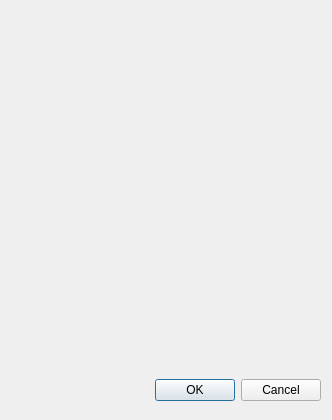
Qt form addmodeldialog.ui (moz6go/ShoesStore) before a commit.
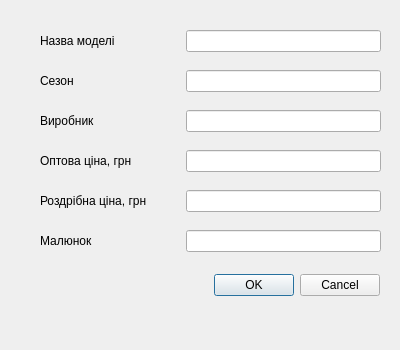
The same form after that commit.

```diff
--- a/addmodeldialog.ui
+++ b/addmodeldialog.ui
@@ -6,22 +6,46 @@
    <rect>
     <x>0</x>
     <y>0</y>
-    <width>332</width>
-    <height>420</height>
+    <width>400</width>
+    <height>350</height>
    </rect>
   </property>
+  <property name="minimumSize">
+   <size>
+    <width>400</width>
+    <height>350</height>
+   </size>
+  </property>
+  <property name="maximumSize">
+   <size>
+    <width>400</width>
+    <height>350</height>
+   </size>
+  </property>
   <property name="windowTitle">
    <string>Dialog</string>
   </property>
   <widget class="QDialogButtonBox" name="buttonBox">
    <property name="geometry">
     <rect>
-     <x>100</x>
-     <y>370</y>
-     <width>221</width>
-     <height>41</height>
+     <x>130</x>
+     <y>270</y>
+     <width>250</width>
+     <height>30</height>
     </rect>
    </property>
+   <property name="minimumSize">
+    <size>
+     <width>250</width>
+     <height>30</height>
+    </size>
+   </property>
+   <property name="maximumSize">
+    <size>
+     <width>250</width>
+     <height>30</height>
+    </size>
+   </property>
    <property name="orientation">
     <enum>Qt::Horizontal</enum>
    </property>
@@ -29,6 +53,192 @@
     <set>QDialogButtonBox::Cancel|QDialogButtonBox::Ok</set>
    </property>
   </widget>
+  <widget class="QWidget" name="layoutWidget">
+   <property name="geometry">
+    <rect>
+     <x>40</x>
+     <y>230</y>
+     <width>341</width>
+     <height>27</height>
+    </rect>
+   </property>
+   <layout class="QHBoxLayout" name="picture_layout">
+    <property name="sizeConstraint">
+     <enum>QLayout::SetMaximumSize</enum>
+    </property>
+    <item>
+     <widget class="QLabel" name="picture_le">
+      <property name="minimumSize">
+       <size>
+        <width>140</width>
+        <height>0</height>
+       </size>
+      </property>
+      <property name="text">
+       <string>Малюнок</string>
+      </property>
+     </widget>
+    </item>
+    <item>
+     <widget class="QLineEdit" name="picture_lb"/>
+    </item>
+   </layout>
+  </widget>
+  <widget class="QWidget" name="">
+   <property name="geometry">
+    <rect>
+     <x>40</x>
+     <y>110</y>
+     <width>341</width>
+     <height>27</height>
+    </rect>
+   </property>
+   <layout class="QHBoxLayout" name="brand_layout">
+    <property name="sizeConstraint">
+     <enum>QLayout::SetMaximumSize</enum>
+    </property>
+    <item>
+     <widget class="QLabel" name="brand_lb">
+      <property name="minimumSize">
+       <size>
+        <width>140</width>
+        <height>0</height>
+       </size>
+      </property>
+      <property name="text">
+       <string>Виробник</string>
+      </property>
+     </widget>
+    </item>
+    <item>
+     <widget class="QLineEdit" name="brand_le"/>
+    </item>
+   </layout>
+  </widget>
+  <widget class="QWidget" name="">
+   <property name="geometry">
+    <rect>
+     <x>40</x>
+     <y>190</y>
+     <width>341</width>
+     <height>27</height>
+    </rect>
+   </property>
+   <layout class="QHBoxLayout" name="retailpr_layout">
+    <property name="sizeConstraint">
+     <enum>QLayout::SetMaximumSize</enum>
+    </property>
+    <item>
+     <widget class="QLabel" name="retailpr_lb">
+      <property name="minimumSize">
+       <size>
+        <width>140</width>
+        <height>0</height>
+       </size>
+      </property>
+      <property name="text">
+       <string>Роздрібна ціна, грн</string>
+      </property>
+     </widget>
+    </item>
+    <item>
+     <widget class="QLineEdit" name="retailpr_le"/>
+    </item>
+   </layout>
+  </widget>
+  <widget class="QWidget" name="">
+   <property name="geometry">
+    <rect>
+     <x>40</x>
+     <y>70</y>
+     <width>341</width>
+     <height>27</height>
+    </rect>
+   </property>
+   <layout class="QHBoxLayout" name="season_layout">
+    <property name="sizeConstraint">
+     <enum>QLayout::SetMaximumSize</enum>
+    </property>
+    <item>
+     <widget class="QLabel" name="season_lb">
+      <property name="minimumSize">
+       <size>
+        <width>140</width>
+        <height>0</height>
+       </size>
+      </property>
+      <property name="text">
+       <string>Сезон</string>
+      </property>
+     </widget>
+    </item>
+    <item>
+     <widget class="QLineEdit" name="season_le"/>
+    </item>
+   </layout>
+  </widget>
+  <widget class="QWidget" name="">
+   <property name="geometry">
+    <rect>
+     <x>40</x>
+     <y>30</y>
+     <width>341</width>
+     <height>27</height>
+    </rect>
+   </property>
+   <layout class="QHBoxLayout" name="model_layout">
+    <property name="sizeConstraint">
+     <enum>QLayout::SetMaximumSize</enum>
+    </property>
+    <item>
+     <widget class="QLabel" name="model_lb">
+      <property name="minimumSize">
+       <size>
+        <width>140</width>
+        <height>0</height>
+       </size>
+      </property>
+      <property name="text">
+       <string>Назва моделі</string>
+      </property>
+     </widget>
+    </item>
+    <item>
+     <widget class="QLineEdit" name="model_le"/>
+    </item>
+   </layout>
+  </widget>
+  <widget class="QWidget" name="">
+   <property name="geometry">
+    <rect>
+     <x>40</x>
+     <y>150</y>
+     <width>341</width>
+     <height>27</height>
+    </rect>
+   </property>
+   <layout class="QHBoxLayout" name="wholesalepr_layout">
+    <property name="sizeConstraint">
+     <enum>QLayout::SetMaximumSize</enum>
+    </property>
+    <item>
+     <widget class="QLabel" name="wholesalepr_lb">
+      <property name="minimumSize">
+       <size>
+        <width>140</width>
+        <height>0</height>
+       </size>
+      </property>
+      <property name="text">
+       <string>Оптова ціна, грн</string>
+      </property>
+     </widget>
+    </item>
+    <item>
+     <widget class="QLineEdit" name="wholesalepr_le"/>
+    </item>
+   </layout>
+  </widget>
  </widget>
  <resources/>
  <connections>
```
